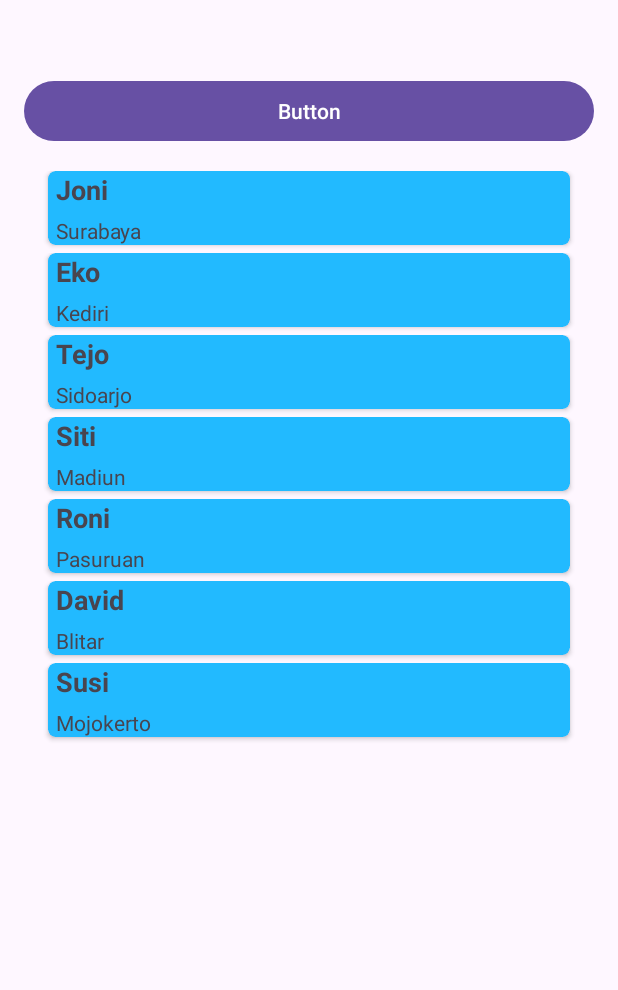
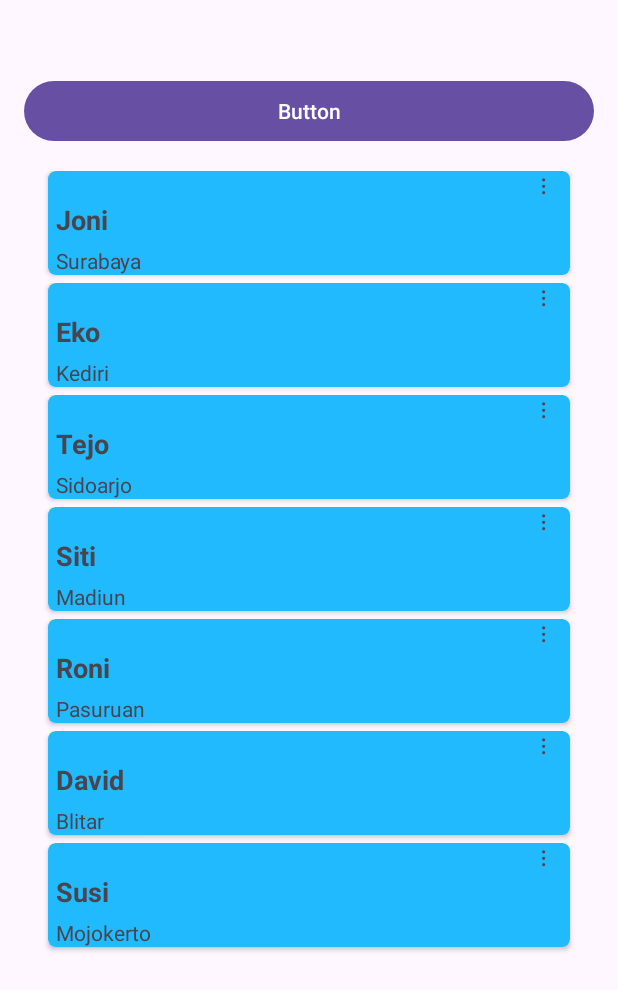
Before and after one commit to MuhammadIzzataArkananta/android-studio, an Android app: the screen it shows after launch (MainActivity), on a phone screen of 412 x 824 dp. Shown: the top 990 px of the screen. Run offline under Robolectric (Android 15) with nearby library versions, the phone set to English and light mode, and no system bars.

Commit message:
24. Android Studio Untuk Siswa SMK - Android RecyclerView - 5 - Menambahkan Menu Option
android studio

```diff
--- a/RecyclerViewCardView/app/src/main/java/com/komputerkit/recyclerviewcardview/SiswaAdapter.java
+++ b/RecyclerViewCardView/app/src/main/java/com/komputerkit/recyclerviewcardview/SiswaAdapter.java
@@ -1,9 +1,12 @@
 package com.komputerkit.recyclerviewcardview;
 
+import android.annotation.SuppressLint;
 import android.content.Context;
 import android.view.LayoutInflater;
+import android.view.MenuItem;
 import android.view.View;
 import android.view.ViewGroup;
+import android.widget.PopupMenu;
 import android.widget.TextView;
 import android.widget.Toast;
 
@@ -30,15 +33,47 @@ public class SiswaAdapter extends RecyclerView.Adapter<SiswaAdapter.ViewHolder>{
     }
 
     @Override
-    public void onBindViewHolder(@NonNull ViewHolder viewHolder, int i) {
-        Siswa siswa = siswaList.get(i);
+    public void onBindViewHolder(@NonNull final ViewHolder viewHolder, @SuppressLint("RecyclerView") final int i) {
+        final Siswa siswa = siswaList.get(i);
         viewHolder.tvNama.setText(siswa.getNama());
         viewHolder.tvAlamat.setText(siswa.getAlamat());
+
+        /*
 
         viewHolder.itemView.setOnClickListener(new View.OnClickListener() {
             @Override
             public void onClick(View v) {
                 Toast.makeText(context, "Nama : "+siswa.getNama()+ ", Alamat : "+ siswa.getAlamat(), Toast.LENGTH_SHORT).show();
+            }
+        });
+
+         */
+
+        viewHolder.tvMenu.setOnClickListener(new View.OnClickListener() {
+            @Override
+            public void onClick(View v) {
+                PopupMenu popupMenu = new PopupMenu(context, viewHolder.tvMenu);
+                popupMenu.inflate(R.menu.menu_option);
+
+                popupMenu.setOnMenuItemClickListener(new PopupMenu.OnMenuItemClickListener() {
+                    @Override
+                    public boolean onMenuItemClick(MenuItem item) {
+
+                        int idItem = item.getItemId();
+                        if (idItem == R.id.menu_simpan) {
+                            Toast.makeText(context, "Simpan Data "+siswa.getNama(), Toast.LENGTH_SHORT).show();
+                        } else if (idItem == R.id.menu_hapus){
+                            siswaList.remove(i);
+                            notifyDataSetChanged();
+                            Toast.makeText(context, siswa.getNama()+" Sudah di Hapus", Toast.LENGTH_SHORT).show();
+                        }
+
+
+                        return false;
+                    }
+                });
+
+                popupMenu.show();
             }
         });
     }
@@ -50,13 +85,14 @@ public class SiswaAdapter extends RecyclerView.Adapter<SiswaAdapter.ViewHolder>{
 
     public class ViewHolder extends RecyclerView.ViewHolder{
 
-        TextView tvNama, tvAlamat;
+        TextView tvNama, tvAlamat, tvMenu;
 
         public ViewHolder(@NonNull View itemView) {
             super(itemView);
 
             tvNama = itemView.findViewById(R.id.tvNama);
             tvAlamat = itemView.findViewById(R.id.tvAlamat);
+            tvMenu = itemView.findViewById(R.id.tvMenu);
         }
     }
 }
--- a/RecyclerViewCardView/app/src/main/res/layout/item_siswa.xml
+++ b/RecyclerViewCardView/app/src/main/res/layout/item_siswa.xml
@@ -20,6 +20,15 @@
             android:orientation="vertical">
 
             <TextView
+                android:id="@+id/tvMenu"
+                android:layout_width="35dp"
+                android:layout_height="wrap_content"
+                android:layout_gravity="right"
+                android:text="&#8942;"
+                android:textAlignment="center"
+                android:textStyle="bold" />
+
+            <TextView
                 android:id="@+id/tvNama"
                 android:layout_width="match_parent"
                 android:layout_height="wrap_content"
--- /dev/null
+++ b/RecyclerViewCardView/app/src/main/res/menu/menu_option.xml
@@ -0,0 +1,13 @@
+<?xml version="1.0" encoding="utf-8"?>
+<menu xmlns:tools="http://schemas.android.com/tools"
+    xmlns:app="http://schemas.android.com/apk/res-auto"
+    xmlns:android="http://schemas.android.com/apk/res/android">
+
+    <item
+        android:id="@+id/menu_simpan"
+        android:title="Simpan"
+        tools:ignore="HardcodedText" />
+    <item
+        android:id="@+id/menu_hapus"
+        android:title="Hapus" />
+</menu>
```
